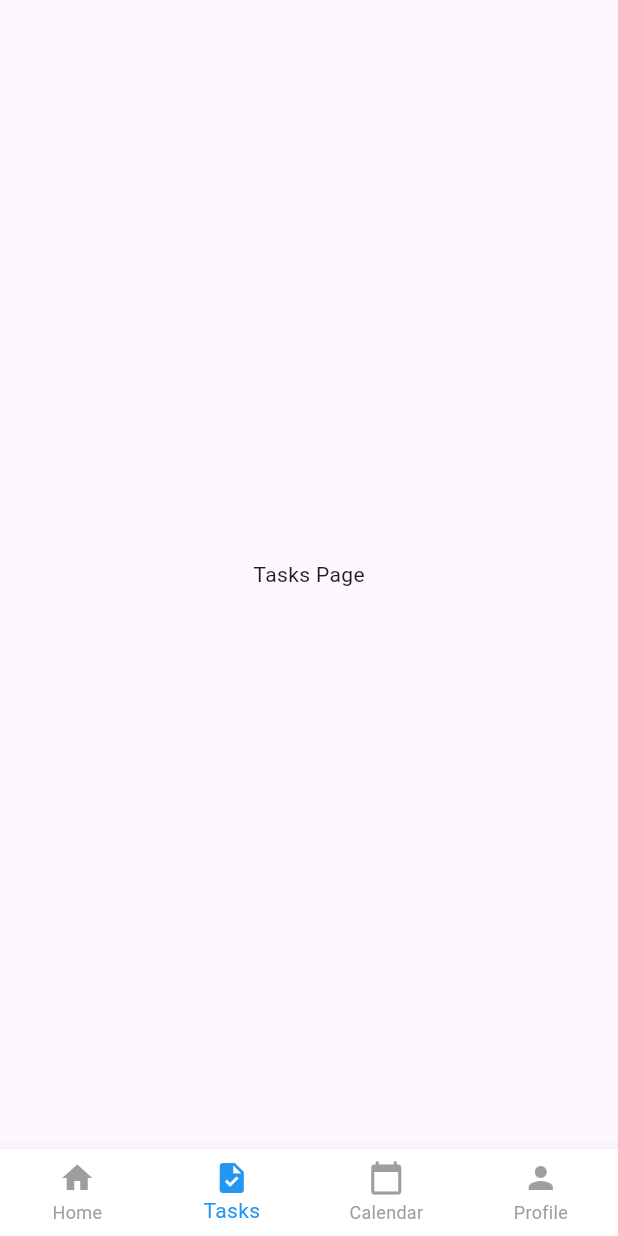
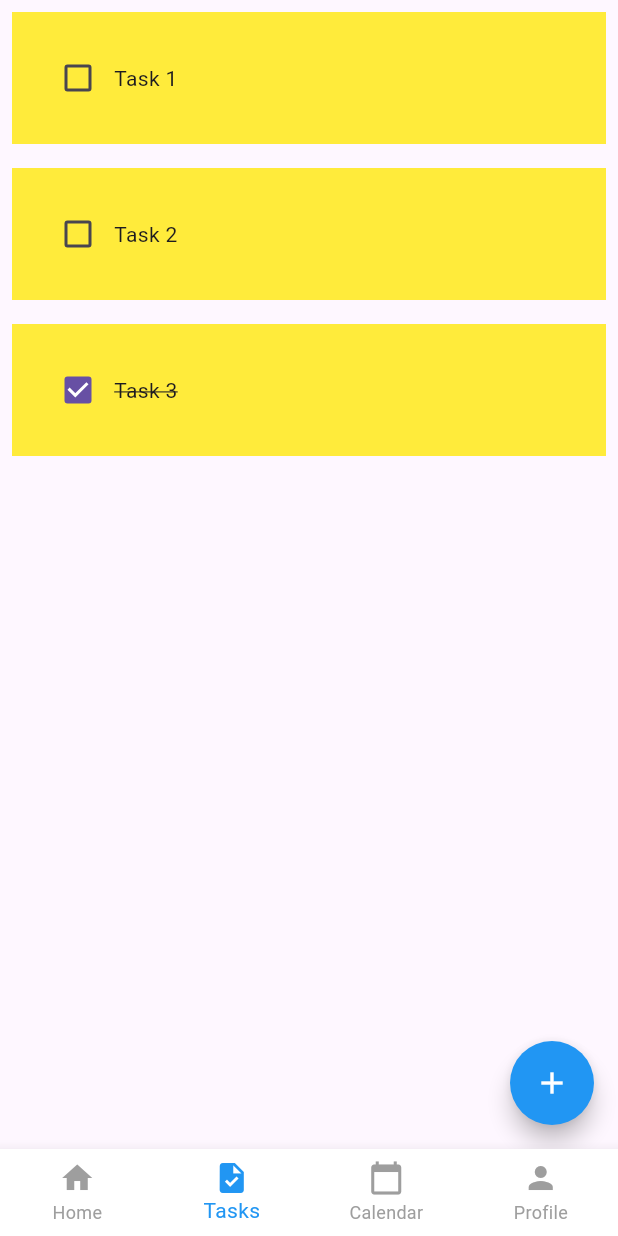
Before and after one commit to ronliwag/to_do_app, a Flutter app: the screen it shows after launch, item 2 of the bottom bar chosen, on a phone screen of 412 x 824 dp. Run offline on Flutter 3.47's test engine with Material 3 defaults, Android fonts, the phone set to English and light mode, and no system bars; drawn by our look-alikes of flutter_slidable.

Commit message:
tile creation and deletion

```diff
--- a/lib/pages/tasks.dart
+++ b/lib/pages/tasks.dart
@@ -1,13 +1,78 @@
 import 'package:flutter/material.dart';
+import 'todo_tile.dart';
+import 'dialog_box.dart';
 
-class TasksPage extends StatelessWidget {
+class TasksPage extends StatefulWidget {
   const TasksPage({super.key});
+
+  @override
+  State<TasksPage> createState() => _TasksPageState();
+}
+
+class _TasksPageState extends State<TasksPage> {
+  //text controller
+  final _controller = TextEditingController();
+
+  //list of todo items
+  List todoList = [
+    ["Task 1", false],
+    ["Task 2", false],
+    ["Task 3", true],
+  ];
+  //checkbox state
+  void checkboxChanged(bool? value, int index) {
+    setState(() {
+      todoList[index][1] = !todoList[index][1];
+    });
+  }
+  //save new task
+  void saveNewTask() {
+    setState(() {
+      todoList.add([_controller.text, false]);
+      _controller.clear();
+    });
+    Navigator.of(context).pop(); // Close the dialog
+  }
+  //create new task
+  void createNewTask() {
+    showDialog(
+      context: context,
+      builder: (context) {
+        return DialogBox(
+          controller: _controller,
+          onSave: saveNewTask,
+          onCancel: () => {Navigator.of(context).pop(), _controller.clear()},
+        );
+      },
+    );
+  }
+  //delete task
+  void deleteTask(int index) {
+    setState(() {
+      todoList.removeAt(index);
+    });
+  }
 
   @override
   Widget build(BuildContext context) {
     return Scaffold(
-      body: Center(
-        child: Text('Tasks Page'),
+      floatingActionButton: FloatingActionButton(onPressed: createNewTask,
+        backgroundColor: Colors.blue,
+        foregroundColor: Colors.white,
+        tooltip: 'Add Task',
+        shape: const CircleBorder(),
+      child: const Icon(Icons.add),
+      ),
+      body: ListView.builder(
+        itemCount: todoList.length,
+        itemBuilder: (context, index) {
+          return TodoTile(
+            taskName: todoList[index][0],
+            isCompleted: todoList[index][1],
+            onChanged: (value) => checkboxChanged(value, index),
+            deleteFunction: (context) => deleteTask(index),
+          );
+        },
       ),
     );
   }
--- /dev/null
+++ b/lib/pages/todo_tile.dart
@@ -0,0 +1,55 @@
+import 'package:flutter/material.dart';
+import 'package:flutter_slidable/flutter_slidable.dart';
+
+class TodoTile extends StatelessWidget {
+  final String taskName;
+  final bool isCompleted;
+  Function(bool?)? onChanged;
+  Function(BuildContext)? deleteFunction;
+
+
+  TodoTile({
+    super.key,
+    required this.taskName,
+    required this.isCompleted,
+    required this.onChanged,
+    required this.deleteFunction
+  });
+
+  @override
+  Widget build(BuildContext context) {
+    return Padding(
+      padding: const EdgeInsets.all(8.0),
+      child: Slidable(
+        endActionPane: ActionPane(
+          motion: StretchMotion(),
+          children: [
+            SlidableAction(
+              onPressed: deleteFunction,
+              icon: Icons.delete,
+              backgroundColor: Colors.red,
+              borderRadius: BorderRadius.circular(10),
+            )
+          ]
+        ),
+        child: Container(
+          padding: EdgeInsets.all(20),
+          child: Row(
+            children: [
+              Checkbox(value: isCompleted, onChanged: onChanged),
+              Text(
+                taskName,
+                style: TextStyle(
+                  decoration: isCompleted ? TextDecoration.lineThrough : null,
+                ),
+              ),
+            ],
+          ),
+          decoration: BoxDecoration(
+            color: Colors.yellow
+          ),
+        ),
+      ),
+    );
+  }
+}
--- a/pubspec.yaml
+++ b/pubspec.yaml
@@ -34,6 +34,7 @@ dependencies:
   # The following adds the Cupertino Icons font to your application.
   # Use with the CupertinoIcons class for iOS style icons.
   cupertino_icons: ^1.0.8
+  flutter_slidable: ^4.0.0
 
 dev_dependencies:
   flutter_test:
```
Also changed, not shown: lib/pages/buttons.dart (added, +21 -0 lines), lib/pages/dialog_box.dart (added, +57 -0 lines), pubspec.lock, 1 other file.
